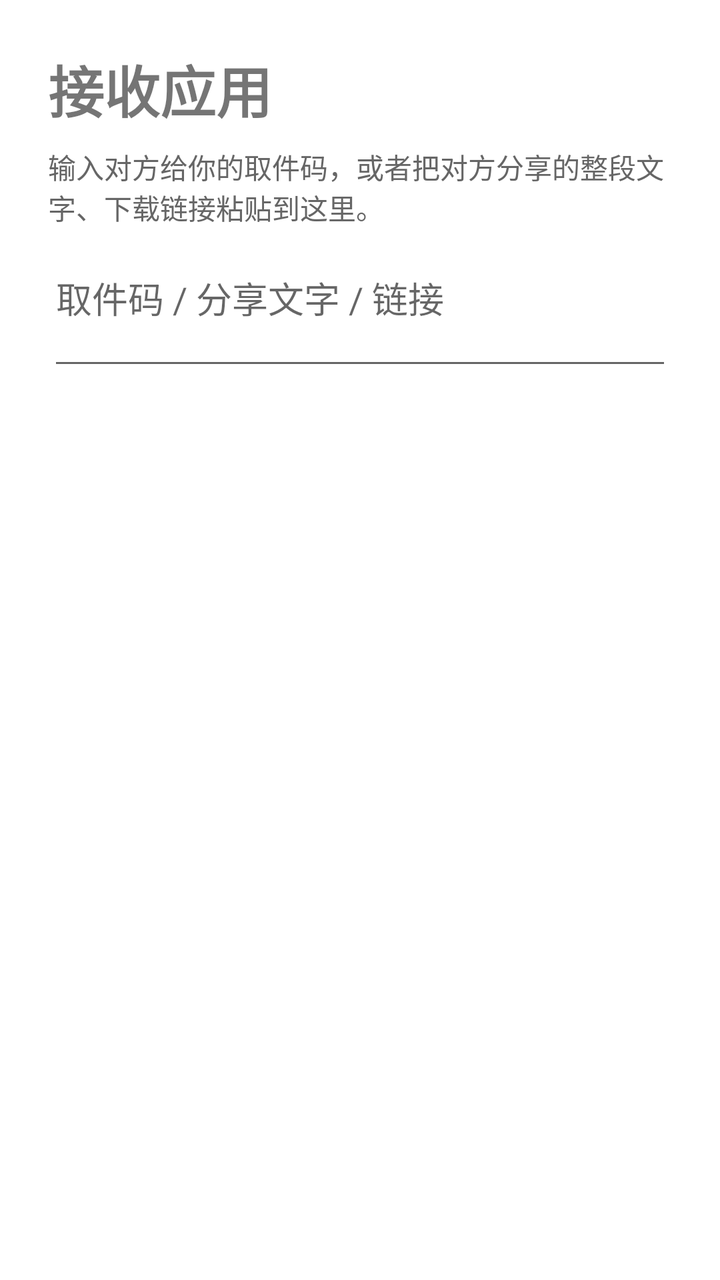
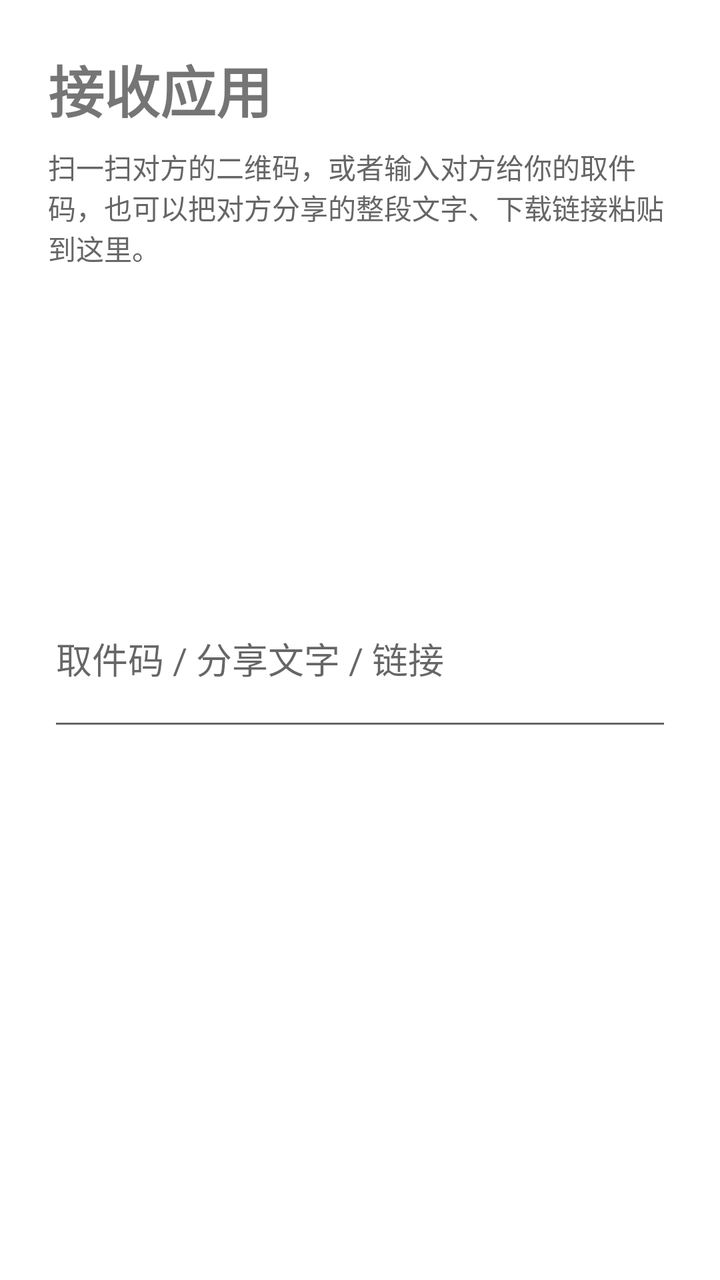

The first picture is an Android layout as it rendered before a commit; the second is the same layout after the commit. The layout source and the unified diff follow.
<!-- AndroidManifest.xml: application theme Theme.Suichuan -->
<!-- res/layout/activity_receive.xml -->
<?xml version="1.0" encoding="utf-8"?>
<ScrollView xmlns:android="http://schemas.android.com/apk/res/android"
    android:layout_width="match_parent"
    android:layout_height="match_parent">

    <LinearLayout
        android:layout_width="match_parent"
        android:layout_height="wrap_content"
        android:orientation="vertical"
        android:padding="24dp">

        <TextView
            android:layout_width="match_parent"
            android:layout_height="wrap_content"
            android:text="接收应用"
            android:textSize="28sp"
            android:textStyle="bold" />

        <TextView
            style="@style/Suichuan.HintText"
            android:text="输入对方给你的取件码，或者把对方分享的整段文字、下载链接粘贴到这里。" />

        <EditText
            android:id="@+id/edit_input"
            android:layout_width="match_parent"
            android:layout_height="wrap_content"
            android:layout_marginTop="12dp"
            android:gravity="top"
            android:hint="取件码 / 分享文字 / 链接"
            android:importantForAutofill="no"
            android:inputType="textMultiLine"
            android:minLines="2" />

        <Button
            android:id="@+id/button_fetch"
            style="@style/Suichuan.BigButton"
            android:text="开始接收" />

        <TextView
            android:id="@+id/text_status"
            style="@style/Suichuan.HintText" />

        <ProgressBar
            android:id="@+id/progress_download"
            style="?android:attr/progressBarStyleHorizontal"
            android:layout_width="match_parent"
            android:layout_height="wrap_content"
            android:layout_marginTop="12dp"
            android:max="100"
            android:visibility="gone" />

        <LinearLayout
            android:id="@+id/layout_confirm"
            android:layout_width="match_parent"
            android:layout_height="wrap_content"
            android:layout_marginTop="20dp"
            android:orientation="vertical"
            android:visibility="gone">

            <TextView
                android:layout_width="match_parent"
                android:layout_height="wrap_content"
                android:text="下载完成，确认安装："
                android:textSize="18sp"
                android:textStyle="bold" />

            <TextView
                android:id="@+id/text_confirm_name"
                android:layout_width="match_parent"
                android:layout_height="wrap_content"
                android:layout_marginTop="8dp"
                android:textSize="20sp" />

            <TextView
                android:id="@+id/text_confirm_detail"
                style="@style/Suichuan.HintText" />

            <TextView
                style="@style/Suichuan.HintText"
                android:text="提醒：这里只安装应用本身，不包含对方手机里的账号和数据。银行、支付类应用装好后也可能因为设备不同而用不了。" />

            <Button
                android:id="@+id/button_install"
                style="@style/Suichuan.BigButton"
                android:text="安装" />
        </LinearLayout>
    </LinearLayout>
</ScrollView>
<!-- resources referenced by this layout -->
<resources>
  <style name="Suichuan.BigButton" parent="Widget.MaterialComponents.Button">
          <item name="android:layout_width">match_parent</item>
          <item name="android:layout_height">wrap_content</item>
          <item name="android:minHeight">64dp</item>
          <item name="android:textSize">20sp</item>
          <item name="android:layout_marginTop">16dp</item>
      </style>
  <style name="Suichuan.HintText">
          <item name="android:layout_width">match_parent</item>
          <item name="android:layout_height">wrap_content</item>
          <item name="android:textColor">@color/suichuan_text_hint</item>
          <item name="android:textSize">14sp</item>
          <item name="android:layout_marginTop">8dp</item>
      </style>
  <style name="Theme.Suichuan" parent="Theme.MaterialComponents.Light.NoActionBar">
          <item name="colorPrimary">@color/suichuan_primary</item>
          <item name="colorPrimaryDark">@color/suichuan_primary_dark</item>
          <item name="colorAccent">@color/suichuan_accent</item>
      </style>
  <color name="suichuan_text_hint">#666666</color>
  <color name="suichuan_primary">#1565C0</color>
  <color name="suichuan_primary_dark">#0D47A1</color>
  <color name="suichuan_accent">#00897B</color>
</resources>

<!-- the commit's change to res/layout/activity_receive.xml (unified diff, before → after) -->
@@ -18,7 +18,17 @@
 
         <TextView
             style="@style/Suichuan.HintText"
-            android:text="输入对方给你的取件码，或者把对方分享的整段文字、下载链接粘贴到这里。" />
+            android:text="扫一扫对方的二维码，或者输入对方给你的取件码，也可以把对方分享的整段文字、下载链接粘贴到这里。" />
+
+        <Button
+            android:id="@+id/button_scan"
+            style="@style/Suichuan.BigButton"
+            android:text="扫码接收" />
+
+        <Button
+            android:id="@+id/button_paste"
+            style="@style/Suichuan.BigButton"
+            android:text="粘贴剪贴板内容" />
 
         <EditText
             android:id="@+id/edit_input"
